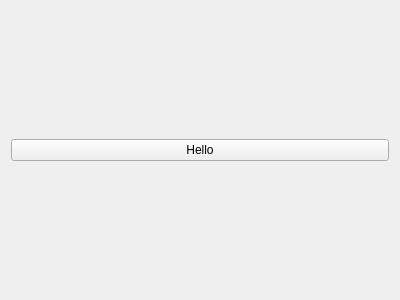
First picture: the form in locallibrarywidget.ui, repository Quill-OS/quill, before the edit.
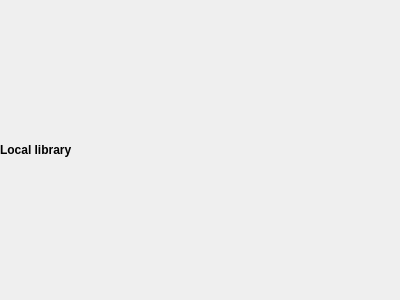
Second picture: the form after the edit.

Commit message: Local library: Basic list working

What changed in the file:
```diff
--- a/locallibrarywidget.ui
+++ b/locallibrarywidget.ui
@@ -10,19 +10,40 @@
     <height>300</height>
    </rect>
   </property>
+  <property name="font">
+   <font>
+    <weight>75</weight>
+    <bold>true</bold>
+   </font>
+  </property>
   <property name="windowTitle">
    <string>Form</string>
   </property>
   <layout class="QVBoxLayout" name="verticalLayout">
+   <property name="leftMargin">
+    <number>0</number>
+   </property>
+   <property name="topMargin">
+    <number>0</number>
+   </property>
+   <property name="rightMargin">
+    <number>0</number>
+   </property>
+   <property name="bottomMargin">
+    <number>0</number>
+   </property>
    <item>
-    <layout class="QVBoxLayout" name="verticalLayout_2">
-     <item>
-      <widget class="QPushButton" name="pushButton">
+    <widget class="QLabel" name="localLibraryLabel">
        <property name="text">
-        <string>Hello</string>
+      <string>&lt;b&gt;Local library&lt;/b&gt;</string>
        </property>
       </widget>
      </item>
+   <item>
+    <layout class="QVBoxLayout" name="booksVerticalLayout">
+     <property name="sizeConstraint">
+      <enum>QLayout::SetMaximumSize</enum>
+     </property>
     </layout>
    </item>
   </layout>
```
Lines whose indentation alone changed are shown as unchanged. The commit also changes 7 other files.
